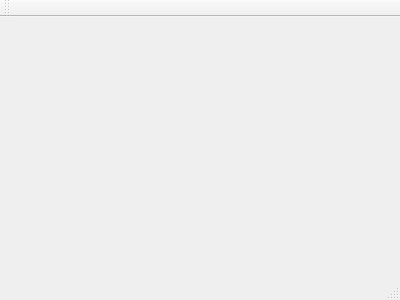
First picture: the form in mainwindow.ui, repository mibli/HudEdit, before the edit.
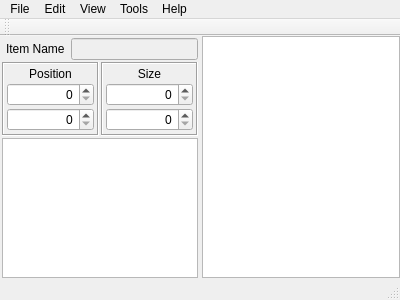
Second picture: the form after the edit.

Patch:
```diff
--- a/mainwindow.ui
+++ b/mainwindow.ui
@@ -12,13 +12,297 @@
   <property name="windowTitle" >
    <string>MainWindow</string>
   </property>
-  <widget class="QMenuBar" name="menuBar" />
-  <widget class="QToolBar" name="mainToolBar" />
-  <widget class="QWidget" name="centralWidget" />
-  <widget class="QStatusBar" name="statusBar" />
+  <widget class="QWidget" name="centralWidget">
+   <layout class="QHBoxLayout" name="horizontalLayout">
+    <property name="spacing">
+     <number>2</number>
+    </property>
+    <property name="leftMargin">
+     <number>0</number>
+    </property>
+    <property name="topMargin">
+     <number>0</number>
+    </property>
+    <property name="rightMargin">
+     <number>0</number>
+    </property>
+    <property name="bottomMargin">
+     <number>0</number>
+    </property>
+    <item>
+     <widget class="QFrame" name="sidebar">
+      <property name="minimumSize">
+       <size>
+        <width>200</width>
+        <height>0</height>
+       </size>
+      </property>
+      <property name="maximumSize">
+       <size>
+        <width>250</width>
+        <height>16777215</height>
+       </size>
+      </property>
+      <property name="baseSize">
+       <size>
+        <width>0</width>
+        <height>0</height>
+       </size>
+      </property>
+      <property name="frameShape">
+       <enum>QFrame::NoFrame</enum>
+      </property>
+      <property name="frameShadow">
+       <enum>QFrame::Raised</enum>
+      </property>
+      <property name="lineWidth">
+       <number>0</number>
+      </property>
+      <layout class="QVBoxLayout" name="verticalLayout_3">
+       <property name="spacing">
+        <number>2</number>
+       </property>
+       <property name="leftMargin">
+        <number>2</number>
+       </property>
+       <property name="topMargin">
+        <number>2</number>
+       </property>
+       <property name="rightMargin">
+        <number>2</number>
+       </property>
+       <property name="bottomMargin">
+        <number>0</number>
+       </property>
+       <item>
+        <layout class="QHBoxLayout" name="horizontalLayout_3">
+         <item>
+          <widget class="QLabel" name="label_3">
+           <property name="text">
+            <string>Item Name</string>
+           </property>
+           <property name="indent">
+            <number>4</number>
+           </property>
+          </widget>
+         </item>
+         <item>
+          <widget class="QLineEdit" name="lineEdit">
+           <property name="enabled">
+            <bool>false</bool>
+           </property>
+          </widget>
+         </item>
+        </layout>
+       </item>
+       <item>
+        <layout class="QHBoxLayout" name="horizontalLayout_2">
+         <property name="spacing">
+          <number>2</number>
+         </property>
+         <item>
+          <widget class="QFrame" name="frame_2">
+           <property name="frameShape">
+            <enum>QFrame::Box</enum>
+           </property>
+           <property name="frameShadow">
+            <enum>QFrame::Sunken</enum>
+           </property>
+           <layout class="QVBoxLayout" name="verticalLayout_4">
+            <property name="spacing">
+             <number>2</number>
+            </property>
+            <property name="leftMargin">
+             <number>3</number>
+            </property>
+            <property name="topMargin">
+             <number>3</number>
+            </property>
+            <property name="rightMargin">
+             <number>3</number>
+            </property>
+            <property name="bottomMargin">
+             <number>3</number>
+            </property>
+            <item>
+             <widget class="QLabel" name="label">
+              <property name="text">
+               <string>Position</string>
+              </property>
+              <property name="alignment">
+               <set>Qt::AlignCenter</set>
+              </property>
+             </widget>
+            </item>
+            <item>
+             <widget class="QSpinBox" name="xBox">
+              <property name="alignment">
+               <set>Qt::AlignRight|Qt::AlignTrailing|Qt::AlignVCenter</set>
+              </property>
+             </widget>
+            </item>
+            <item>
+             <widget class="QSpinBox" name="yBox">
+              <property name="alignment">
+               <set>Qt::AlignRight|Qt::AlignTrailing|Qt::AlignVCenter</set>
+              </property>
+             </widget>
+            </item>
+           </layout>
+          </widget>
+         </item>
+         <item>
+          <widget class="QFrame" name="frame">
+           <property name="frameShape">
+            <enum>QFrame::Box</enum>
+           </property>
+           <property name="frameShadow">
+            <enum>QFrame::Sunken</enum>
+           </property>
+           <layout class="QVBoxLayout" name="verticalLayout">
+            <property name="spacing">
+             <number>2</number>
+            </property>
+            <property name="leftMargin">
+             <number>3</number>
+            </property>
+            <property name="topMargin">
+             <number>3</number>
+            </property>
+            <property name="rightMargin">
+             <number>3</number>
+            </property>
+            <property name="bottomMargin">
+             <number>3</number>
+            </property>
+            <item>
+             <widget class="QLabel" name="label_2">
+              <property name="text">
+               <string>Size</string>
+              </property>
+              <property name="alignment">
+               <set>Qt::AlignCenter</set>
+              </property>
+             </widget>
+            </item>
+            <item>
+             <widget class="QSpinBox" name="wBox">
+              <property name="alignment">
+               <set>Qt::AlignRight|Qt::AlignTrailing|Qt::AlignVCenter</set>
+              </property>
+             </widget>
+            </item>
+            <item>
+             <widget class="QSpinBox" name="hBox">
+              <property name="alignment">
+               <set>Qt::AlignRight|Qt::AlignTrailing|Qt::AlignVCenter</set>
+              </property>
+             </widget>
+            </item>
+           </layout>
+          </widget>
+         </item>
+        </layout>
+       </item>
+       <item>
+        <widget class="QTreeView" name="treeView"/>
+       </item>
+      </layout>
+     </widget>
+    </item>
+    <item>
+     <widget class="QGraphicsView" name="graphicsView"/>
+    </item>
+   </layout>
+  </widget>
+  <widget class="QMenuBar" name="menuBar">
+   <property name="geometry">
+    <rect>
+     <x>0</x>
+     <y>0</y>
+     <width>400</width>
+     <height>19</height>
+    </rect>
+   </property>
+   <widget class="QMenu" name="menuFile">
+    <property name="title">
+     <string>File</string>
+    </property>
+    <addaction name="actionOpen"/>
+    <addaction name="actionSave"/>
+    <addaction name="separator"/>
+    <addaction name="actionExit"/>
+   </widget>
+   <widget class="QMenu" name="menuEdit">
+    <property name="title">
+     <string>Edit</string>
+    </property>
+   </widget>
+   <widget class="QMenu" name="menuTools">
+    <property name="title">
+     <string>Tools</string>
+    </property>
+    <addaction name="actionUV_Selector"/>
+   </widget>
+   <widget class="QMenu" name="menuHelp">
+    <property name="title">
+     <string>Help</string>
+    </property>
+   </widget>
+   <widget class="QMenu" name="menuView">
+    <property name="title">
+     <string>View</string>
+    </property>
+    <addaction name="actionSidebar"/>
+   </widget>
+   <addaction name="menuFile"/>
+   <addaction name="menuEdit"/>
+   <addaction name="menuView"/>
+   <addaction name="menuTools"/>
+   <addaction name="menuHelp"/>
+  </widget>
+  <widget class="QToolBar" name="mainToolBar">
+   <attribute name="toolBarArea">
+    <enum>TopToolBarArea</enum>
+   </attribute>
+   <attribute name="toolBarBreak">
+    <bool>false</bool>
+   </attribute>
+  </widget>
+  <widget class="QStatusBar" name="statusBar"/>
+  <action name="actionOpen">
+   <property name="text">
+    <string>Open</string>
+   </property>
+  </action>
+  <action name="actionSave">
+   <property name="text">
+    <string>Save</string>
+   </property>
+  </action>
+  <action name="actionExit">
+   <property name="text">
+    <string>Exit</string>
+   </property>
+  </action>
+  <action name="actionUV_Selector">
+   <property name="text">
+    <string>UV Selector</string>
+   </property>
+  </action>
+  <action name="actionSidebar">
+   <property name="checkable">
+    <bool>true</bool>
+   </property>
+   <property name="checked">
+    <bool>true</bool>
+   </property>
+   <property name="text">
+    <string>Sidebar</string>
+   </property>
+  </action>
  </widget>
- <layoutDefault spacing="6" margin="11" />
- <pixmapfunction></pixmapfunction>
+ <layoutdefault spacing="6" margin="11"/>
  <resources/>
  <connections/>
 </ui>
```
Left out of the diff: 7 changed lines with no effect on the pictures.
